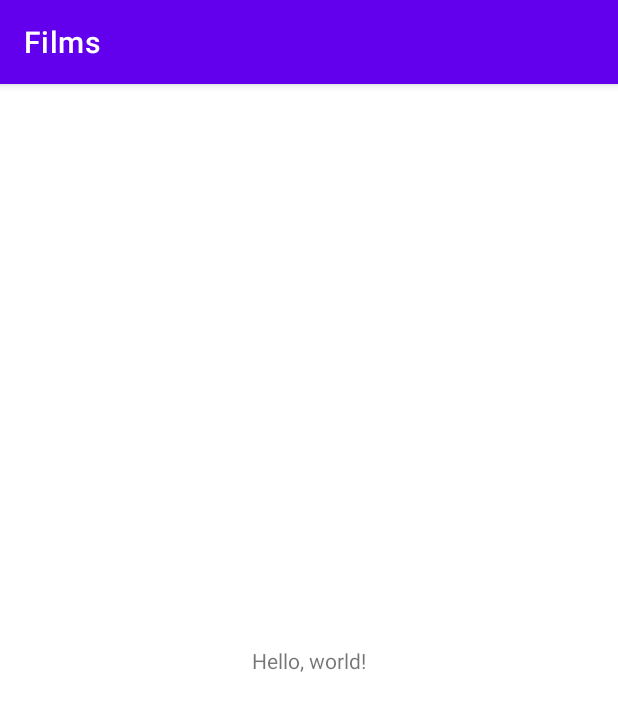
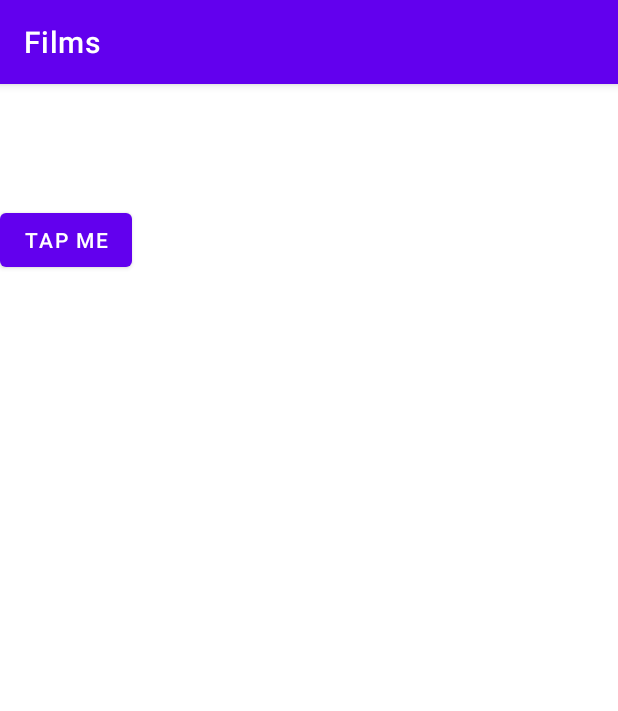
Before and after one commit to CepreNGT/Films, an Android app: the screen it shows after launch (MainActivity), on a phone screen of 412 x 824 dp. Shown: the top 711 px of the screen. Run offline under Robolectric (Android 15) with nearby library versions, the phone set to English and light mode, and no system bars.

Commit message:
Tried some features of Kotlin.

```diff
--- a/app/src/main/java/com/example/films/MainActivity.kt
+++ b/app/src/main/java/com/example/films/MainActivity.kt
@@ -2,10 +2,30 @@ package com.example.films
 
 import androidx.appcompat.app.AppCompatActivity
 import android.os.Bundle
+import android.widget.TextView
+import com.example.films.main.Numbers
+import com.google.android.material.button.MaterialButton
 
 class MainActivity : AppCompatActivity() {
     override fun onCreate(savedInstanceState: Bundle?) {
         super.onCreate(savedInstanceState)
         setContentView(R.layout.activity_main)
+        val textView = findViewById<TextView>(R.id.text_view)
+        var index = -1
+        findViewById<MaterialButton>(R.id.button_tap_me).setOnClickListener {
+            index += 1
+            val data = Numbers(index, index * index)
+            textView.text = data.toString()
+        }
+
+        for (i in 1..10) {
+            println(i)
+        }
+
+        println()
+
+        for (i in 10 downTo 1 step 5) {
+            println(i)
+        }
     }
 }
--- a/app/src/main/java/com/example/films/domain/DataClass.kt
+++ /dev/null
@@ -1,3 +0,0 @@
-package com.example.films.domain
-
-data class DataClass(val index: Int, val value: Int)
--- /dev/null
+++ b/app/src/main/java/com/example/films/main/Numbers.kt
@@ -0,0 +1,3 @@
+package com.example.films.main
+
+data class Numbers(val index: Int, val value: Int)
--- a/app/src/main/res/layout/activity_main.xml
+++ b/app/src/main/res/layout/activity_main.xml
@@ -1,18 +1,20 @@
 <?xml version="1.0" encoding="utf-8"?>
-<androidx.constraintlayout.widget.ConstraintLayout xmlns:android="http://schemas.android.com/apk/res/android"
-    xmlns:app="http://schemas.android.com/apk/res-auto"
+<LinearLayout xmlns:android="http://schemas.android.com/apk/res/android"
+    android:orientation="vertical"
     xmlns:tools="http://schemas.android.com/tools"
     android:layout_width="match_parent"
     android:layout_height="match_parent"
     tools:context=".MainActivity">
 
     <TextView
+        android:id="@+id/text_view"
+        android:layout_width="match_parent"
+        android:layout_height="@dimen/text_view" />
+
+    <com.google.android.material.button.MaterialButton
+        android:id="@+id/button_tap_me"
         android:layout_width="wrap_content"
         android:layout_height="wrap_content"
-        android:text="Hello, world!"
-        app:layout_constraintBottom_toBottomOf="parent"
-        app:layout_constraintLeft_toLeftOf="parent"
-        app:layout_constraintRight_toRightOf="parent"
-        app:layout_constraintTop_toTopOf="parent" />
+        android:text="@string/tap_me" />
 
-</androidx.constraintlayout.widget.ConstraintLayout>
+</LinearLayout>
--- /dev/null
+++ b/app/src/main/res/values/dimens.xml
@@ -0,0 +1,4 @@
+<?xml version="1.0" encoding="utf-8"?>
+<resources>
+    <dimen name="text_view">80dp</dimen>
+</resources>
--- a/app/src/main/res/values/strings.xml
+++ b/app/src/main/res/values/strings.xml
@@ -1,3 +1,4 @@
 <resources>
     <string name="app_name">Films</string>
+    <string name="tap_me">TAP ME</string>
 </resources>
```
